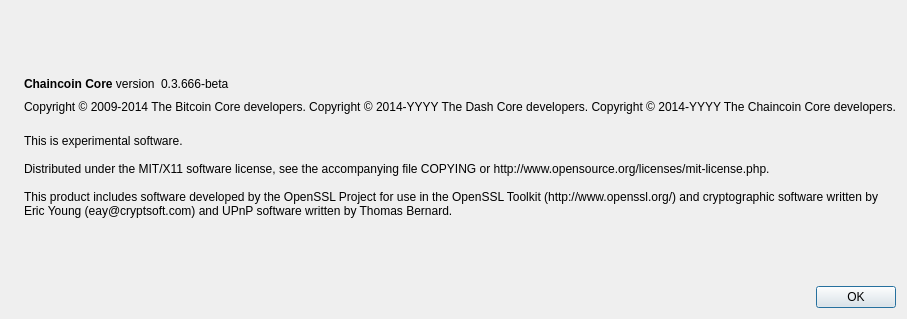
Qt form src/qt/forms/aboutdialog.ui (mabtcoin/chaincoin) before a commit.
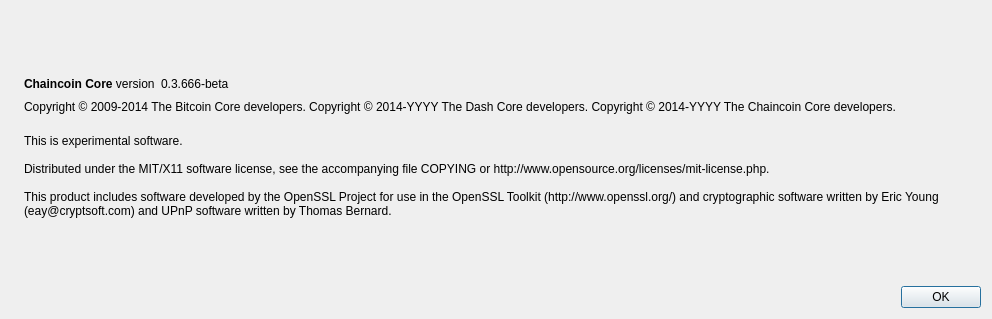
The same form after that commit. Icons and pictures are not drawn.

```diff
--- a/src/qt/forms/aboutdialog.ui
+++ b/src/qt/forms/aboutdialog.ui
@@ -6,7 +6,7 @@
    <rect>
     <x>0</x>
     <y>0</y>
-    <width>593</width>
+    <width>992</width>
     <height>319</height>
    </rect>
   </property>
```
Left out of the diff: 4 changed lines with no effect on the pictures.
